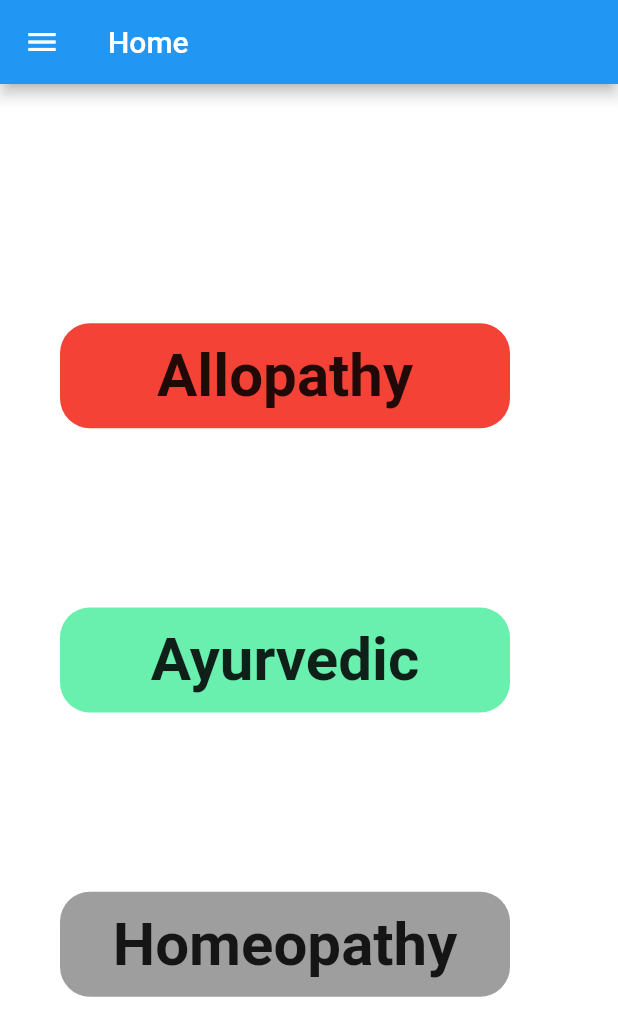
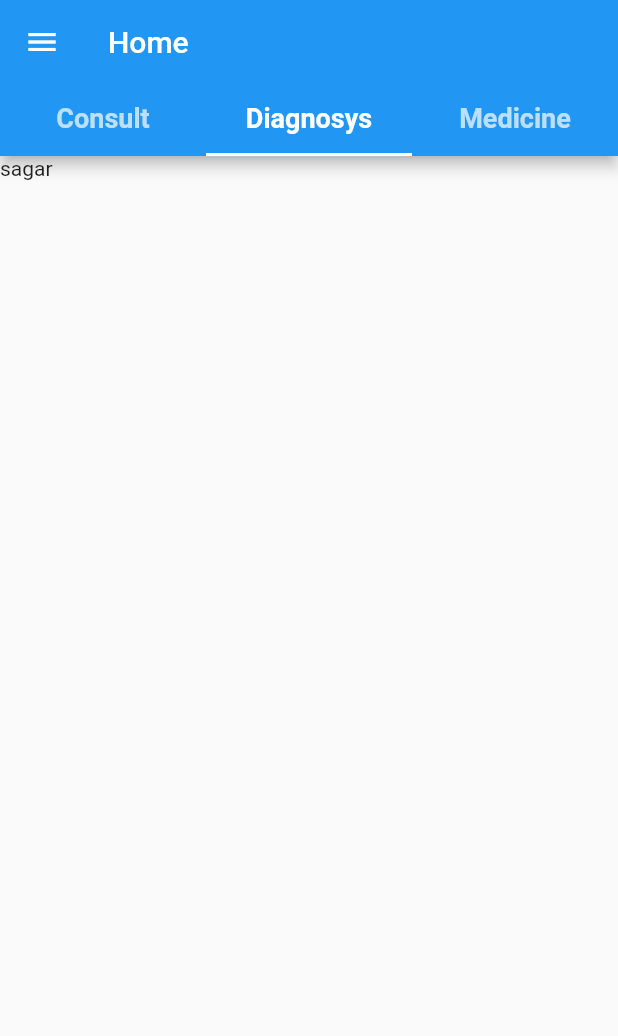
Before and after one commit to tnsmobilesolutions/tnshealth, a Flutter app: the DashBoard screen opened directly, on a phone screen of 412 x 824 dp. Shown: the top 1036 px of the screen. Run offline on Flutter 3.47's test engine with Material 2 defaults, Android fonts, the phone set to English and light mode, and no system bars; our stand-ins replace flutter_login.

Commit message:
tab bar added

```diff
--- a/lib/screen/allopathy.dart
+++ b/lib/allopathy/allopathy.dart
@@ -1,5 +1,4 @@
 import 'package:flutter/material.dart';
-import 'package:syncfusion_flutter_datepicker/datepicker.dart';
 
 class Allopathy extends StatefulWidget {
   const Allopathy({Key? key}) : super(key: key);
@@ -9,10 +8,6 @@ class Allopathy extends StatefulWidget {
 }
 
 class _AllopathyState extends State<Allopathy> {
-  void _onSelectionChanged(DateRangePickerSelectionChangedArgs args) {
-    // TODO: implement your code here
-  }
-
   @override
   Widget build(BuildContext context) {
     return Scaffold(
@@ -20,12 +15,6 @@ class _AllopathyState extends State<Allopathy> {
       appBar: AppBar(
         title: const Text('Allopathy'),
       ),
-      body: Container(
-        child: SfDateRangePicker(
-          onSelectionChanged: _onSelectionChanged,
-          selectionMode: DateRangePickerSelectionMode.range,
-        ),
-      ),
     );
   }
 }
--- a/lib/screen/Dashboard.dart
+++ b/lib/screen/Dashboard.dart
@@ -1,8 +1,8 @@
 import 'package:flutter/material.dart';
 import 'package:tnshealth/screen/Login_Page.dart';
-import 'package:tnshealth/screen/allopathy.dart';
-import 'package:tnshealth/screen/ayurvedic.dart';
-import 'package:tnshealth/screen/homeopathy.dart';
+import 'package:tnshealth/allopathy/allopathy.dart';
+import 'package:tnshealth/ayurvedic/ayurvedic.dart';
+import 'package:tnshealth/homeopathy/homeopathy.dart';
 
 class DashBoard extends StatefulWidget {
   @override
@@ -10,14 +10,16 @@ class DashBoard extends StatefulWidget {
 }
 
 class _DashBoardState extends State<DashBoard> {
-  final kTextStyle = TextStyle(fontSize: 40, fontWeight: FontWeight.bold);
+  final kTextStyle = const TextStyle(fontSize: 40, fontWeight: FontWeight.bold);
+  final kTabBar = const TextStyle(fontSize: 18, fontWeight: FontWeight.bold);
+
   @override
   Widget build(BuildContext context) {
-    return Scaffold(
-      backgroundColor: Colors.transparent,
-      appBar: AppBar(
-        title: const Text('Home'),
-      ),
+    return DefaultTabController(
+      initialIndex: 1,
+      length: 3,
+      child: Scaffold(
+        // backgroundColor: Colors.transparent,
         drawer: Drawer(
           // Add a ListView to the drawer. This ensures the user can scroll
           // through the options in the drawer if there isn't enough vertical
@@ -33,15 +35,7 @@ class _DashBoardState extends State<DashBoard> {
                 child: Text(
                   'Menu',
                   style: TextStyle(fontSize: 30, fontWeight: FontWeight.bold),
-                )),
-            ListTile(
-              title: const Text('Item 1'),
-              onTap: () {
-                // Update the state of the app
-                // ...
-                // Then close the drawer
-                Navigator.pop(context);
-              },
+                ),
               ),
               ListTile(
                 title: Row(
@@ -64,15 +58,42 @@ class _DashBoardState extends State<DashBoard> {
             ],
           ),
         ),
-      body: SafeArea(
-        child: Padding(
+        appBar: AppBar(
+          title: const Text('Home'),
+          // ignore: prefer_const_constructors
+          bottom: TabBar(
+            tabs: [
+              Tab(
+                child: Text(
+                  'Consult',
+                  style: kTabBar,
+                ),
+              ),
+              Tab(
+                child: Text(
+                  'Diagnosys',
+                  style: kTabBar,
+                ),
+              ),
+              Tab(
+                child: Text(
+                  'Medicine',
+                  style: kTabBar,
+                ),
+              ),
+            ],
+          ),
+        ),
+        body: TabBarView(children: [
+          Padding(
             padding: const EdgeInsets.all(40.0),
             child: Column(
               mainAxisAlignment: MainAxisAlignment.spaceEvenly,
               children: [
                 Container(
                   decoration: BoxDecoration(
-                    borderRadius: BorderRadius.circular(20), color: Colors.red),
+                      borderRadius: BorderRadius.circular(20),
+                      color: Colors.red),
                   height: 70.0,
                   width: 300.0,
                   child: GestureDetector(
@@ -156,6 +177,9 @@ class _DashBoardState extends State<DashBoard> {
               ],
             ),
           ),
+          Text('sagar'),
+          Text('sagar'),
+        ]),
       ),
     );
   }
--- a/pubspec.yaml
+++ b/pubspec.yaml
@@ -35,7 +35,7 @@ dependencies:
   # Use with the CupertinoIcons class for iOS style icons.
   cupertino_icons: ^1.0.2
   flutter_login: ^3.1.0
-  syncfusion_flutter_datepicker: ^19.4.41
+
 
 dev_dependencies:
   flutter_test:
```
Also changed, not shown: lib/ayurvedic/ayurvedic.dart (renamed from lib/screen/ayurvedic.dart), lib/homeopathy/homeopathy.dart (renamed from lib/screen/homeopathy.dart), pubspec.lock. Lines whose indentation alone changed are shown as unchanged.
